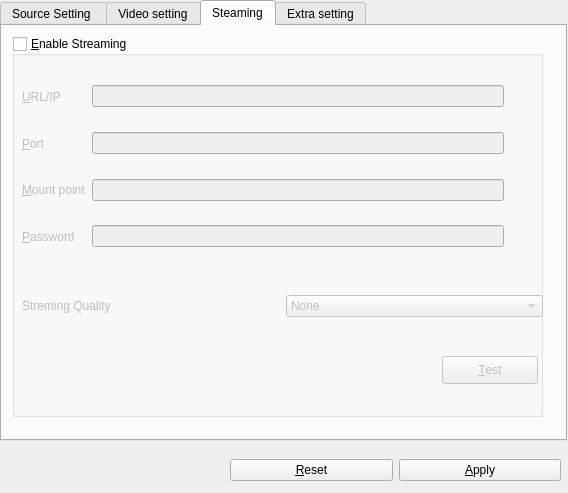
This is src/freeseer/configtool/forms/freeseer_configtool_ui.ui in Freeseer/freeseer as Qt 5 draws it before an edit. The edited form follows.
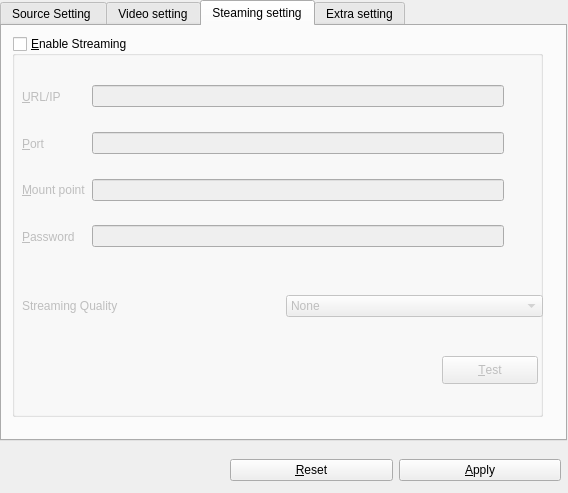
This is the edited form. Icons and pictures are not drawn.

Commit message: fix select window GUI

```diff
--- a/src/freeseer/configtool/forms/freeseer_configtool_ui.ui
+++ b/src/freeseer/configtool/forms/freeseer_configtool_ui.ui
@@ -402,7 +402,7 @@
    </widget>
    <widget class="QWidget" name="tab">
     <attribute name="title">
-     <string>Steaming</string>
+     <string>Steaming setting</string>
     </attribute>
     <widget class="QGroupBox" name="groupBox_enableStreaming">
      <property name="enabled">
@@ -653,7 +653,10 @@
        <item>
         <widget class="QLabel" name="label">
          <property name="text">
-          <string>Streming Quality</string>
+          <string>Streaming Quality</string>
+         </property>
+         <property name="buddy">
+          <cstring>comboBox_stremingQualityList</cstring>
          </property>
         </widget>
        </item>
```
Left out of the diff: 90 changed lines with no effect on the pictures. The commit also changes 3 other files.
